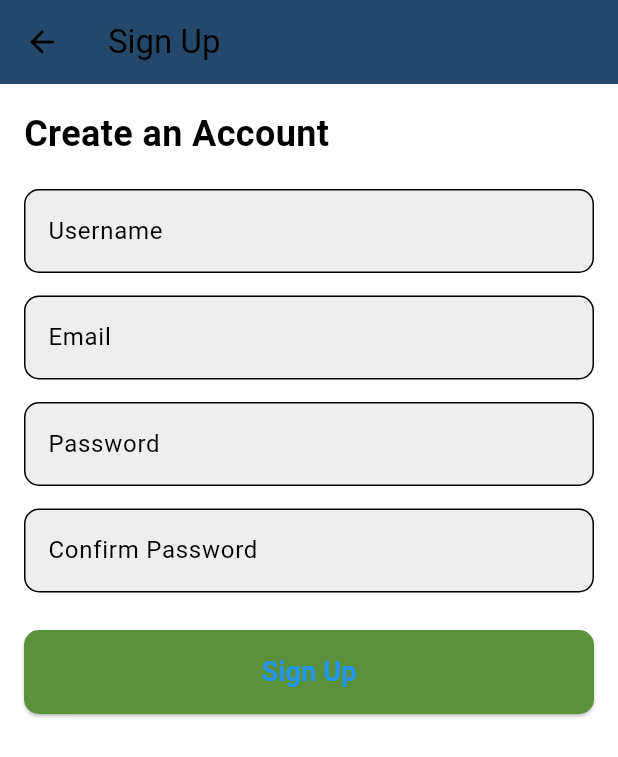
After one commit to melchongx/flutter_sample, a Flutter app: the screen it shows after launch, after a tap on the "menu" icon, after a tap on "Sign Up", on a phone screen of 412 x 824 dp. The commit adds this screen. Shown: the top 757 px of the screen. Run offline on Flutter 3.47's test engine with Material 3 defaults, Android fonts, the phone set to English and light mode, and no system bars; our stand-ins replace firebase_auth, firebase_core; accounts and stored records are empty; network calls fail.

```diff
--- /dev/null
+++ b/lib/auth_service.dart
@@ -0,0 +1,41 @@
+import 'package:firebase_auth/firebase_auth.dart';
+
+class AuthService {
+  final FirebaseAuth _auth = FirebaseAuth.instance;
+
+  // Sign Up
+  Future<User?> signUp(String email, String password) async {
+    try {
+      UserCredential userCredential = await _auth.createUserWithEmailAndPassword(
+        email: email,
+        password: password,
+      );
+      return userCredential.user;
+    } catch (e) {
+      print("Error: $e");
+      return null;
+    }
+  }
+
+  // Log In
+  Future<User?> signIn(String email, String password) async {
+    try {
+      UserCredential userCredential = await _auth.signInWithEmailAndPassword(
+        email: email,
+        password: password,
+      );
+      return userCredential.user;
+    } catch (e) {
+      print("Error: $e");
+      return null;
+    }
+  }
+
+  // Sign Out
+  Future<void> signOut() async {
+    await _auth.signOut();
+  }
+
+  // Get Current User
+  User? get currentUser => _auth.currentUser;
+}
--- a/lib/main.dart
+++ b/lib/main.dart
@@ -1,7 +1,14 @@
 import 'package:flutter/material.dart';
+import 'firebase_options.dart';
+import 'package:firebase_core/firebase_core.dart';
+import 'package:flutter_sample_one/auth_service.dart';
 import 'package:flutter_sample_one/pages/home_page.dart';
 
-void main() {
+void main() async {
+  WidgetsFlutterBinding.ensureInitialized();
+  await Firebase.initializeApp(
+    options: DefaultFirebaseOptions.currentPlatform, // Ensures Firebase is initialized properly
+  );
   runApp(const JobApp());
 }
 
--- a/lib/pages/home_page.dart
+++ b/lib/pages/home_page.dart
@@ -1,28 +1,45 @@
 import 'package:flutter/material.dart';
+import 'package:flutter_sample_one/pages/signup_page.dart';
 import 'package:http/http.dart' as http;
 import 'dart:convert';
 import 'job_details_page.dart';
 import 'legit_na_homepage.dart';
 import 'application_process_page.dart';
+import 'login_page.dart';
 import 'success_page.dart';
 import 'settings_page.dart';
 
-class HomePage extends StatelessWidget {
+class HomePage extends StatefulWidget {
   const HomePage({super.key});
 
-  Future<List<Map<String, dynamic>>> fetchJobListings() async {
+  @override
+  State<HomePage> createState() => _HomePageState();
+}
+
+class _HomePageState extends State<HomePage> {
+  int _currentPage = 1;
+  final TextEditingController _searchController = TextEditingController();
+  String _searchQuery = '';
+  int _totalResults = 0;
+
+  @override
+  void initState() {
+    super.initState();
+    _searchController.addListener(() {
+      setState(() {
+        _searchQuery = _searchController.text.toLowerCase();
+      });
+    });
+  }
+
+  Future<List<Map<String, dynamic>>> fetchJobListings(int page) async {
     final response = await http.get(
       Uri.parse('https://thingproxy.freeboard.io/fetch/https://jobdataapi.com/api/jobs/?country_code=PH&max_age=2'),
     );
 
     if (response.statusCode == 200) {
-      // Parse the JSON response
       final Map<String, dynamic> data = json.decode(response.body);
-
-      // Extract the "results" array from the response
       final List<dynamic> results = data['results'];
-
-      // Map the results to a List<Map<String, dynamic>>
       return results.map((job) {
         return {
           'id': job['id'],
@@ -31,15 +48,13 @@ class HomePage extends StatelessWidget {
           'location': job['location'],
           'description': job['description'],
           'application_url': job['application_url'],
-          'logo' : job['company']['logo'],
+          'logo': job['company']['logo'],
         };
       }).toList();
     } else {
-      // If the server returns an error, throw an exception
       throw Exception('Failed to load job listings');
     }
   }
-
 
   @override
   Widget build(BuildContext context) {
@@ -83,7 +98,26 @@ class HomePage extends StatelessWidget {
                 ],
               ),
             ),
-            // Home Button (Now Leads to LegitNaHomePage)
+            ListTile(
+              leading: const Icon(Icons.login, color: Color(0xFF23486A)),
+              title: const Text('Login'),
+              onTap: () {
+                Navigator.push(
+                  context,
+                  MaterialPageRoute(builder: (context) => const LoginPage()),
+                );
+              },
+            ),
+            ListTile(
+              leading: const Icon(Icons.person_add, color: Color(0xFF23486A)),
+              title: const Text('Sign Up'),
+              onTap: () {
+                Navigator.push(
+                  context,
+                  MaterialPageRoute(builder: (context) => const SignUpPage()),
+                );
+              },
+            ),
             ListTile(
               leading: const Icon(Icons.home, color: Color(0xFF23486A)),
               title: const Text('Home'),
@@ -96,12 +130,11 @@ class HomePage extends StatelessWidget {
                 );
               },
             ),
-            // Look for Jobs Section
             ListTile(
               leading: const Icon(Icons.work, color: Color(0xFF23486A)),
               title: const Text('Look for Jobs'),
               onTap: () {
-                Navigator.pop(context); // Close drawer
+                Navigator.pop(context);
               },
             ),
             ListTile(
@@ -146,18 +179,6 @@ class HomePage extends StatelessWidget {
       ),
       body: Column(
         children: [
-          // Banner Image
-          // Container(
-          //   height: 150,
-          //   decoration: const BoxDecoration(
-          //     image: DecorationImage(
-          //       image: AssetImage('assets/jinx.jpg'),
-          //       fit: BoxFit.cover,
-          //     ),
-          //   ),
-          // ),
-
-          // Section Title
           const Padding(
             padding: EdgeInsets.all(16.0),
             child: Text(
@@ -169,14 +190,13 @@ class HomePage extends StatelessWidget {
               ),
             ),
           ),
-
-          // Search Bar with Filter Button
           Container(
             padding: const EdgeInsets.symmetric(horizontal: 16, vertical: 8),
             child: Row(
               children: [
                 Expanded(
                   child: TextField(
+                    controller: _searchController,
                     style: const TextStyle(color: Color(0xFF23486A)),
                     decoration: InputDecoration(
                       hintText: "Search for all the jobs...",
@@ -214,23 +234,36 @@ class HomePage extends StatelessWidget {
               ],
             ),
           ),
-
-          // "40 results found" text
-          const Padding(
-            padding: EdgeInsets.only(left: 16, top: 4, bottom: 8),
+          Padding(
+            padding: const EdgeInsets.only(left: 16, top: 4, bottom: 8),
             child: Align(
               alignment: Alignment.centerLeft,
-              child: Text(
-                "40 results found",
-                style: TextStyle(color: Colors.black54, fontSize: 14),
+              child: FutureBuilder<List<Map<String, dynamic>>>(
+                future: fetchJobListings(_currentPage),
+                builder: (context, snapshot) {
+                  if (snapshot.hasData) {
+                    final filteredJobs = snapshot.data!.where((job) {
+                      final title = job['title'].toString().toLowerCase();
+                      final company = job['company'].toString().toLowerCase();
+                      return title.contains(_searchQuery) ||
+                          company.contains(_searchQuery);
+                    }).toList();
+                    return Text(
+                      "${filteredJobs.length} results found",
+                      style: const TextStyle(color: Colors.black54, fontSize: 14),
+                    );
+                  }
+                  return const Text(
+                    "Loading results...",
+                    style: TextStyle(color: Colors.black54, fontSize: 14),
+                  );
+                },
               ),
             ),
           ),
-
-          // Job Listings
           Expanded(
             child: FutureBuilder<List<Map<String, dynamic>>>(
-              future: fetchJobListings(),
+              future: fetchJobListings(_currentPage),
               builder: (context, snapshot) {
                 if (snapshot.connectionState == ConnectionState.waiting) {
                   return const Center(child: CircularProgressIndicator());
@@ -240,20 +273,27 @@ class HomePage extends StatelessWidget {
                   return const Center(child: Text('No job listings found.'));
                 } else {
                   final jobListings = snapshot.data!;
+                  final filteredJobs = jobListings.where((job) {
+                    final title = job['title'].toString().toLowerCase();
+                    final company = job['company'].toString().toLowerCase();
+                    return title.contains(_searchQuery) ||
+                        company.contains(_searchQuery);
+                  }).toList();
+
                   return ListView.builder(
-                    itemCount: jobListings.length,
+                    itemCount: filteredJobs.length,
                     itemBuilder: (context, index) => JobCard(
-                      jobTitle: jobListings[index]['title'] ?? 'No Title',
-                      company: jobListings[index]['company'] ?? 'No Company',
-                      location: jobListings[index]['location'] ?? 'No Location',
+                      jobTitle: filteredJobs[index]['title'] ?? 'No Title',
+                      company: filteredJobs[index]['company'] ?? 'No Company',
+                      location: filteredJobs[index]['location'] ?? 'No Location',
                       onTap: () => Navigator.push(
                         context,
                         MaterialPageRoute(
                           builder: (context) => JobDetailsPage(
-                            jobTitle: jobListings[index]['title'] ?? 'No Title',
-                            company: jobListings[index]['company'] ?? 'No Company',
-                            location: jobListings[index]['location'] ?? 'No Location',
-                            logo: jobListings[index]['logo'] ?? "No Logo",
+                            jobTitle: filteredJobs[index]['title'] ?? 'No Title',
+                            company: filteredJobs[index]['company'] ?? 'No Company',
+                            location: filteredJobs[index]['location'] ?? 'No Location',
+                            logo: filteredJobs[index]['logo'] ?? "No Logo",
                           ),
                         ),
                       ),
@@ -263,15 +303,15 @@ class HomePage extends StatelessWidget {
               },
             ),
           ),
-
-          // Pagination Buttons
           Padding(
             padding: const EdgeInsets.symmetric(vertical: 8),
             child: Row(
               mainAxisAlignment: MainAxisAlignment.spaceEvenly,
               children: [
                 ElevatedButton(
-                  onPressed: () {},
+                  onPressed: _currentPage > 1
+                      ? () => setState(() => _currentPage--)
+                      : null,
                   style: ElevatedButton.styleFrom(
                     backgroundColor: const Color(0xFFFFF8E8),
                     foregroundColor: const Color(0xFF23486A),
@@ -289,7 +329,7 @@ class HomePage extends StatelessWidget {
                   ),
                 ),
                 ElevatedButton(
-                  onPressed: () {},
+                  onPressed: () => setState(() => _currentPage++),
                   style: ElevatedButton.styleFrom(
                     backgroundColor: const Color(0xFFFFF8E8),
                     foregroundColor: const Color(0xFF23486A),
@@ -315,7 +355,6 @@ class HomePage extends StatelessWidget {
   }
 }
 
-// Job Card Widget
 class JobCard extends StatelessWidget {
   final String jobTitle;
   final String company;
@@ -338,12 +377,24 @@ class JobCard extends StatelessWidget {
         height: 75,
         child: ListTile(
           leading: const Icon(Icons.work, color: Color(0xFF23486A), size: 35),
-          title: Text(jobTitle, style: const TextStyle(fontSize: 18, fontWeight: FontWeight.bold)),
+          title: Text(
+            jobTitle,
+            style: const TextStyle(fontSize: 18, fontWeight: FontWeight.bold),
+            overflow: TextOverflow.ellipsis,
+            maxLines: 1,
+          ),
           subtitle: Row(
             children: [
               const Icon(Icons.location_on, color: Color(0xFF23486A), size: 16),
               const SizedBox(width: 5),
-              Text(location, style: const TextStyle(fontSize: 14, color: Color(0xFF23486A))),
+              Expanded(
+                child: Text(
+                  location,
+                  style: const TextStyle(fontSize: 14, color: Color(0xFF23486A)),
+                  overflow: TextOverflow.ellipsis,
+                  maxLines: 1,
+                ),
+              ),
             ],
           ),
           trailing: const Icon(Icons.arrow_forward, color: Color(0xFF23486A)),
--- /dev/null
+++ b/lib/pages/signup_page.dart
@@ -0,0 +1,129 @@
+import 'package:flutter/material.dart';
+import 'package:flutter_sample_one/auth_service.dart';
+
+class SignUpPage extends StatefulWidget {
+  const SignUpPage({super.key});
+
+  @override
+  State<SignUpPage> createState() => _SignUpPageState();
+}
+
+class _SignUpPageState extends State<SignUpPage> {
+  final TextEditingController _usernameController = TextEditingController();
+  final TextEditingController _emailController = TextEditingController();
+  final TextEditingController _passwordController = TextEditingController();
+  final TextEditingController _confirmPasswordController = TextEditingController();
+  final AuthService _authService = AuthService();
+
+  final _formKey = GlobalKey<FormState>();
+  bool _isLoading = false;
+
+  void _signUp() async {
+    if (_formKey.currentState!.validate()) {
+      setState(() => _isLoading = true);
+
+      final email = _emailController.text.trim();
+      final password = _passwordController.text.trim();
+      final user = await _authService.signUp(email, password);
+
+      setState(() => _isLoading = false);
+
+      if (user != null) {
+        Navigator.pop(context); // Go back after successful sign-up
+      } else {
+        ScaffoldMessenger.of(context).showSnackBar(
+          const SnackBar(content: Text("Sign up failed. Try again.")),
+        );
+      }
+    }
+  }
+
+  @override
+  Widget build(BuildContext context) {
+    return Scaffold(
+      appBar: AppBar(
+        title: const Text("Sign Up"),
+        backgroundColor: const Color(0xFF23486A),
+      ),
+      body: SingleChildScrollView(
+        padding: const EdgeInsets.all(16.0),
+        child: Form(
+          key: _formKey,
+          child: Column(
+            crossAxisAlignment: CrossAxisAlignment.start,
+            children: [
+              const Text(
+                "Create an Account",
+                style: TextStyle(fontSize: 24, fontWeight: FontWeight.bold),
+              ),
+              const SizedBox(height: 20),
+
+              // Username Field
+              TextFormField(
+                controller: _usernameController,
+                decoration: _inputDecoration("Username"),
+                validator: (value) => value!.isEmpty ? "Enter a username" : null,
+              ),
+              const SizedBox(height: 15),
+
+              // Email Field
+              TextFormField(
+                controller: _emailController,
+                decoration: _inputDecoration("Email"),
+                keyboardType: TextInputType.emailAddress,
+                validator: (value) =>
+                value!.isEmpty || !value.contains("@") ? "Enter a valid email" : null,
+              ),
+              const SizedBox(height: 15),
+
+              // Password Field
+              TextFormField(
+                controller: _passwordController,
+                decoration: _inputDecoration("Password"),
+                obscureText: true,
+                validator: (value) => value!.length < 6 ? "Password must be at least 6 characters" : null,
+              ),
+              const SizedBox(height: 15),
+
+              // Confirm Password Field
+              TextFormField(
+                controller: _confirmPasswordController,
+                decoration: _inputDecoration("Confirm Password"),
+                obscureText: true,
+                validator: (value) =>
+                value != _passwordController.text ? "Passwords do not match" : null,
+              ),
+              const SizedBox(height: 25),
+
+              // Sign Up Button
+              SizedBox(
+                width: double.infinity,
+                child: ElevatedButton(
+                  onPressed: _isLoading ? null : _signUp,
+                  style: ElevatedButton.styleFrom(
+                    backgroundColor: const Color(0xFF5B913B),
+                    padding: const EdgeInsets.symmetric(vertical: 15),
+                    shape: RoundedRectangleBorder(borderRadius: BorderRadius.circular(10)),
+                  ),
+                  child: _isLoading
+                      ? const CircularProgressIndicator(color: Colors.white)
+                      : const Text("Sign Up", style: TextStyle(fontSize: 18, fontWeight: FontWeight.bold)),
+                ),
+              ),
+            ],
+          ),
+        ),
+      ),
+    );
+  }
+
+  // Input Field Decoration
+  InputDecoration _inputDecoration(String label) {
+    return InputDecoration(
+      labelText: label,
+      border: OutlineInputBorder(borderRadius: BorderRadius.circular(10)),
+      filled: true,
+      fillColor: Colors.grey[200],
+    );
+  }
+}
--- a/pubspec.yaml
+++ b/pubspec.yaml
@@ -28,6 +28,8 @@ environment:
 # the latest version available on pub.dev. To see which dependencies have newer
 # versions available, run `flutter pub outdated`.
 dependencies:
+  firebase_core: ^2.27.0
+  firebase_auth: ^4.17.4
   flutter:
     sdk: flutter
   http: ^0.13.3
```
Also changed, not shown: lib/pages/login_page.dart (added, +62 -0 lines), firebase.json (added), lib/firebase_options.dart (added), pubspec.lock, 7 other files.
